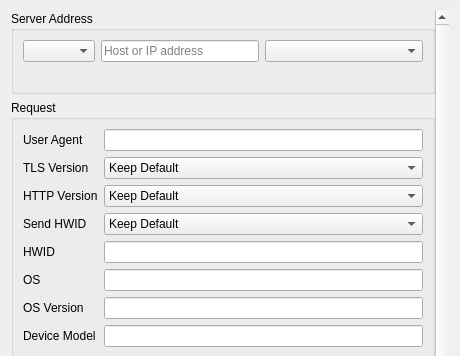
This is include/ui/group/dialog_edit_group_advanced.ui in throneproj/Throne as Qt 5 draws it before an edit; both pictures show x 0 to 460 and y 0 to 356 of the 460 by 621 pixel window. The edited form follows.
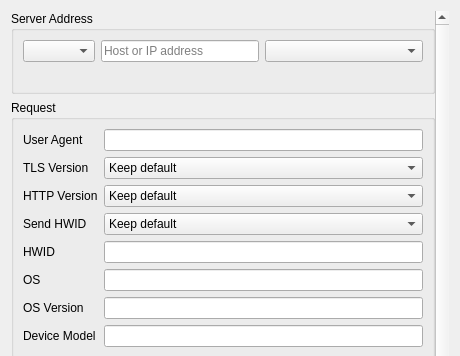
This is the edited form. Custom widgets are drawn as their Qt base class.

Patch:
```diff
--- a/include/ui/group/dialog_edit_group_advanced.ui
+++ b/include/ui/group/dialog_edit_group_advanced.ui
@@ -121,7 +121,7 @@
            <widget class="QComboBox" name="tls_version">
             <item>
              <property name="text">
-              <string>Keep Default</string>
+              <string>Keep default</string>
              </property>
             </item>
             <item>
@@ -155,7 +155,7 @@
            <widget class="QComboBox" name="http_version">
             <item>
              <property name="text">
-              <string>Keep Default</string>
+              <string>Keep default</string>
              </property>
             </item>
             <item>
@@ -184,7 +184,7 @@
            <widget class="QComboBox" name="send_hwid">
             <item>
              <property name="text">
-              <string>Keep Default</string>
+              <string>Keep default</string>
              </property>
             </item>
             <item>
```
Left out of the diff: 26 changed lines with no effect on the pictures.
